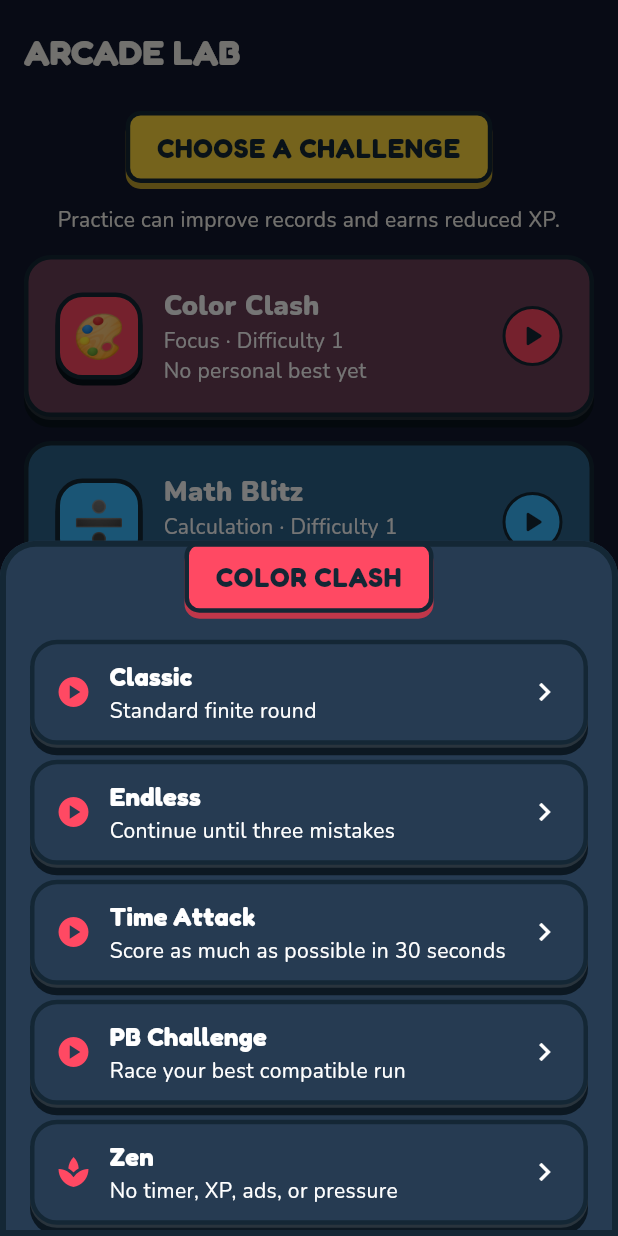
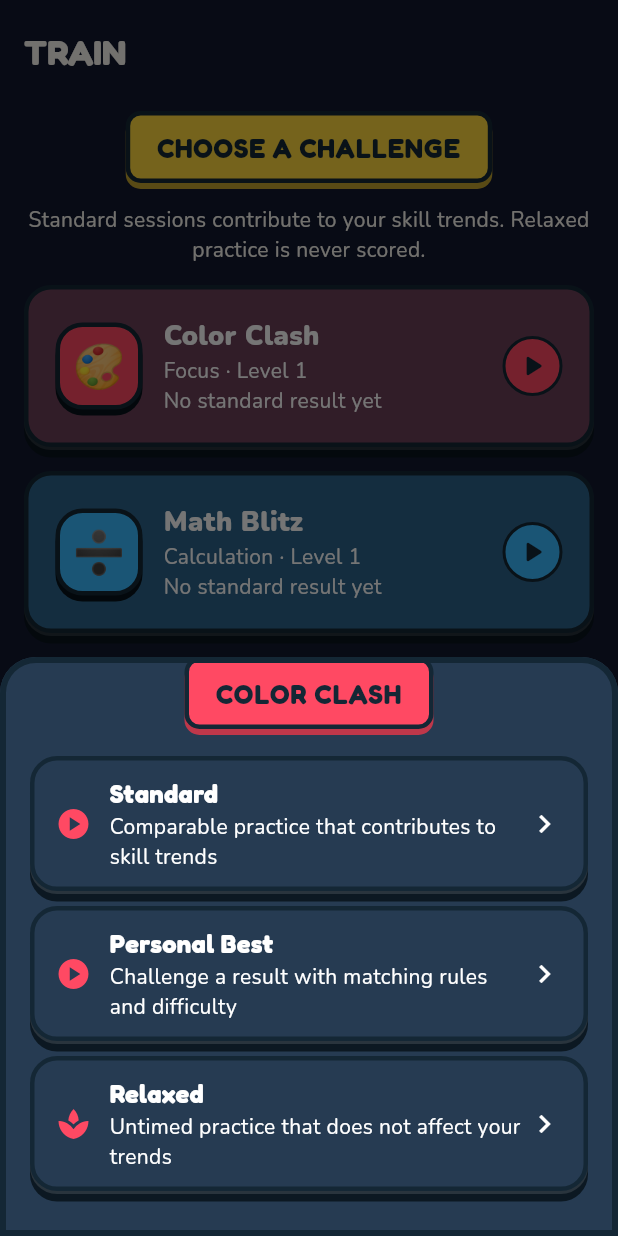
Before and after one commit to ashiqe-bts/brain, a Flutter app: the GamesScreen screen opened directly, after a tap on "Color Clash", on a phone screen of 412 x 824 dp. Run offline on Flutter 3.47's test engine with Material 3 defaults, Android fonts, the phone set to English and light mode, and no system bars; our stand-ins replace drift, drift_flutter, equatable, flutter_bloc, flutter_local_notifications, share_plus and 1 more; accounts and stored records are empty; generated files the repository leaves out were written again.

Commit message:
feat: rebuild games around measurable skill sessions

```diff
--- a/lib/features/games/games_screen.dart
+++ b/lib/features/games/games_screen.dart
@@ -2,8 +2,8 @@ import 'package:flutter/material.dart';
 import 'package:flutter_bloc/flutter_bloc.dart';
 import '../../core/models/brain_models.dart';
 import '../../core/state/brain_cubit.dart';
+import '../../core/training/training_analytics.dart';
 import '../../core/widgets/common.dart';
-import '../../core/widgets/demo_ads.dart';
 import '../../app/theme/brain_theme.dart';
 import 'game_screen.dart';
 
@@ -11,22 +11,8 @@ class GamesScreen extends StatelessWidget {
   const GamesScreen({super.key});
   @override
   Widget build(BuildContext context) {
-    final d = context.watch<BrainCubit>().state.data;
     return Scaffold(
-      appBar: AppBar(
-        toolbarHeight: 70,
-        title: const Text('ARCADE LAB'),
-        actions: [
-          if (d.boosted)
-            const Padding(
-              padding: EdgeInsets.all(14),
-              child: Chip(
-                avatar: Icon(Icons.bolt, size: 16),
-                label: Text('2× XP'),
-              ),
-            ),
-        ],
-      ),
+      appBar: AppBar(toolbarHeight: 70, title: const Text('TRAIN')),
       body: SafeArea(
         bottom: false,
         child: Column(
@@ -38,7 +24,7 @@ class GamesScreen extends StatelessWidget {
                   const Center(child: TitlePlaque('Choose a challenge')),
                   const SizedBox(height: 14),
                   const Text(
-                    'Practice can improve records and earns reduced XP.',
+                    'Standard sessions contribute to your skill trends. Relaxed practice is never scored.',
                     textAlign: TextAlign.center,
                   ),
                   const SizedBox(height: 14),
@@ -66,39 +52,10 @@ class GamesScreen extends StatelessWidget {
                       ),
                     ),
                   ),
-                  const SectionTitle('Optional boosts'),
-                  BrainCard(
-                    child: ListTile(
-                      contentPadding: EdgeInsets.zero,
-                      leading: const Icon(Icons.ondemand_video),
-                      title: const Text('10-minute Practice XP boost'),
-                      subtitle: const Text(
-                        'Watch a clearly labeled local Demo Ad',
-                      ),
-                      trailing: FilledButton.tonal(
-                        onPressed: d.boosted ? null : () => _boost(context),
-                        child: Text(d.boosted ? 'ACTIVE' : '2× XP'),
-                      ),
-                    ),
-                  ),
                   const SizedBox(height: 12),
                 ],
               ),
             ),
-            const SizedBox(height: 10),
-            BrainCard(
-              child: ListTile(
-                contentPadding: EdgeInsets.zero,
-                leading: const Icon(Icons.redeem),
-                title: const Text('Bonus cosmetic chest'),
-                subtitle: const Text('1 token + 25 XP from a local Demo Ad'),
-                trailing: FilledButton.tonal(
-                  onPressed: () => _bonusChest(context),
-                  child: const Text('OPEN'),
-                ),
-              ),
-            ),
-            const DemoBanner(),
           ],
         ),
       ),
@@ -152,14 +109,14 @@ class GamesScreen extends StatelessWidget {
                   ),
                 ),
                 Text(
-                  '${game.domain} · Difficulty ${d.difficulties[game.name] ?? 1}',
+                  '${game.domain} · Level ${d.difficulties[game.name] ?? 1}',
                 ),
                 Text(
                   best == null
-                      ? 'No personal best yet'
+                      ? 'No standard result yet'
                       : game == GameType.reflexTap
                       ? 'Best ${best.reactionMs} ms'
-                      : 'Best ${best.score} · ${(best.accuracy * 100).round()}%',
+                      : 'Training ${trainingLevel(difficulty: best.difficulty, score: best.normalized).toStringAsFixed(1)} · ${(best.accuracy * 100).round()}%',
                 ),
               ],
             ),
@@ -197,19 +154,21 @@ class GamesScreen extends StatelessWidget {
               ),
               const SizedBox(height: 18),
               ...[
-                (GameMode.classic, 'Classic', 'Standard finite round'),
-                (GameMode.endless, 'Endless', 'Continue until three mistakes'),
                 (
-                  GameMode.timeAttack,
-                  'Time Attack',
-                  'Score as much as possible in 30 seconds',
+                  GameMode.standard,
+                  'Standard',
+                  'Comparable practice that contributes to skill trends',
                 ),
                 (
                   GameMode.personalBest,
-                  'PB Challenge',
-                  'Race your best compatible run',
+                  'Personal Best',
+                  'Challenge a result with matching rules and difficulty',
                 ),
-                (GameMode.zen, 'Zen', 'No timer, XP, ads, or pressure'),
+                (
+                  GameMode.relaxed,
+                  'Relaxed',
+                  'Untimed practice that does not affect your trends',
+                ),
               ].map(
                 (m) => Padding(
                   padding: const EdgeInsets.only(bottom: 10),
@@ -222,7 +181,9 @@ class GamesScreen extends StatelessWidget {
                     child: Row(
                       children: [
                         Icon(
-                          m.$1 == GameMode.zen ? Icons.spa : Icons.play_circle,
+                          m.$1 == GameMode.relaxed
+                              ? Icons.spa
+                              : Icons.play_circle,
                           color: context.gameAccent(game),
                         ),
                         const SizedBox(width: 12),
@@ -274,31 +235,12 @@ class GamesScreen extends StatelessWidget {
       SnackBar(
         content: Text(
           record
-              ? '🏆 New personal record!'
-              : 'Practice saved · +${mode == GameMode.zen ? 0 : 5} XP',
+              ? 'New comparable personal best'
+              : mode == GameMode.relaxed
+              ? 'Relaxed practice complete · not added to trends'
+              : 'Standard practice saved',
         ),
       ),
     );
-    if (mode != GameMode.zen && cubit.shouldInterstitial()) {
-      await showInterstitialDemo(context);
-      await cubit.markInterstitial();
-    }
-  }
-
-  Future<void> _boost(BuildContext context) async {
-    if (await showRewardedDemo(
-          context,
-          reward: '2× Practice XP for 10 minutes',
-        ) &&
-        context.mounted) {
-      await context.read<BrainCubit>().activateBoost();
-    }
-  }
-
-  Future<void> _bonusChest(BuildContext context) async {
-    if (await showRewardedDemo(context, reward: '1 cosmetic token + 25 XP') &&
-        context.mounted) {
-      await context.read<BrainCubit>().awardBonusChest();
-    }
   }
 }
```
Also changed, not shown: lib/features/games/game_engine.dart (added, +186 -0 lines), lib/features/games/game_screen.dart (+177 -197 lines), 1 other file.
